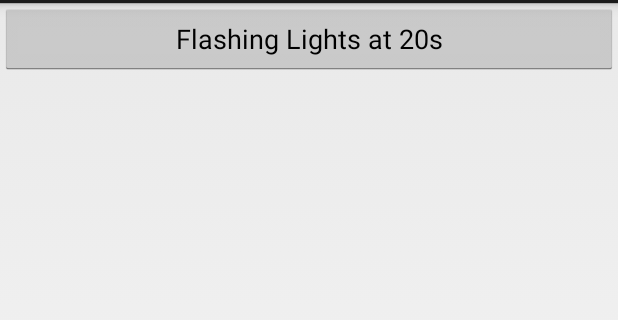
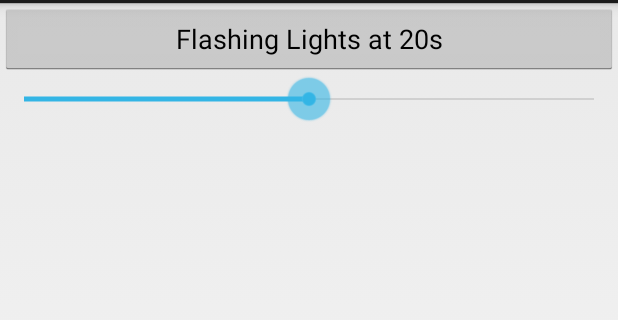
Before and after one commit to liangshuju/app_00002_lights_demo, an Android app: the screen it shows after launch (MainAppLightsActivity), on a phone screen of 412 x 824 dp, the part 69-389 px from its top. Run offline under Robolectric (Android 15) with nearby library versions, the phone set to English and light mode, and no system bars.

```diff
--- a/app_00002_lights_demo/app/build.gradle
+++ b/app_00002_lights_demo/app/build.gradle
@@ -24,4 +24,5 @@ dependencies {
     testImplementation 'junit:junit:4.12'
     androidTestImplementation 'com.android.support.test:runner:1.0.2'
     androidTestImplementation 'com.android.support.test.espresso:espresso-core:3.0.2'
+    implementation 'com.android.support:recyclerview-v7:27.1.1'
 }
--- a/app_00002_lights_demo/app/src/main/AndroidManifest.xml
+++ b/app_00002_lights_demo/app/src/main/AndroidManifest.xml
@@ -1,5 +1,6 @@
 <?xml version="1.0" encoding="utf-8"?>
 <manifest xmlns:android="http://schemas.android.com/apk/res/android"
+    xmlns:tools="http://schemas.android.com/tools"
     package="angfly.anos.ask.app.lights.app_00002_lightsdemo">
 
     <application
@@ -18,4 +19,6 @@
         </activity>
     </application>
 
+    <uses-permission android:name="android.permission.WRITE_SETTINGS"/>
+
 </manifest>
--- a/app_00002_lights_demo/app/src/main/java/angfly/anos/ask/app/lights/app_00002_lightsdemo/MainAppLightsActivity.java
+++ b/app_00002_lights_demo/app/src/main/java/angfly/anos/ask/app/lights/app_00002_lightsdemo/MainAppLightsActivity.java
@@ -5,8 +5,12 @@ import android.app.Notification;
 import android.app.NotificationManager;
 import android.os.Bundle;
 import android.os.Handler;
+import android.provider.Settings;
 import android.view.View;
 import android.widget.Button;
+import android.widget.SeekBar;
+
+import java.util.Set;
 
 public class MainAppLightsActivity extends Activity {
 
@@ -19,6 +23,8 @@ public class MainAppLightsActivity extends Activity {
     private Handler mLightHandler = new Handler();
 
     private LightRunnable mLightRunnable = new LightRunnable();
+
+    private SeekBar mLcdBackLightsSeekBar = null;
 
     class LightRunnable implements Runnable {
         @Override
@@ -52,9 +58,45 @@ public class MainAppLightsActivity extends Activity {
         setContentView(R.layout.activity_main_app_lights);
 
         mLightButton = (Button) findViewById(R.id.button_flash);
+        mLcdBackLightsSeekBar = findViewById(R.id.id_seekBar_lcd_backlights);
 
-        //mLightHandler.postDelayed(mLightRunnable, 2000);
+        touchBackLightsSeekBar();
+        setLedFlash();
+    }
 
+    private void touchBackLightsSeekBar() {
+        try {
+            // 关闭自动调整背光的功能
+            Settings.System.putInt(getContentResolver(), Settings.System.SCREEN_BRIGHTNESS_MODE,
+                Settings.System.SCREEN_BRIGHTNESS_MODE_MANUAL);
+
+            // 根据系统背光值，设置滑动块的值
+            int mBackLights = Settings.System.getInt(getContentResolver(), Settings.System.SCREEN_BRIGHTNESS);
+            mLcdBackLightsSeekBar.setProgress(mBackLights*255/100);
+        } catch (Settings.SettingNotFoundException e) {
+            e.printStackTrace();
+        }
+
+        mLcdBackLightsSeekBar.setOnSeekBarChangeListener(new SeekBar.OnSeekBarChangeListener() {
+            @Override
+            public void onProgressChanged(SeekBar seekBar, int progress, boolean fromUser) {
+                int backlights = mLcdBackLightsSeekBar.getProgress();
+                Settings.System.putInt(getContentResolver(), Settings.System.SCREEN_BRIGHTNESS, backlights*255/100);
+            }
+
+            @Override
+            public void onStartTrackingTouch(SeekBar seekBar) {
+
+            }
+
+            @Override
+            public void onStopTrackingTouch(SeekBar seekBar) {
+
+            }
+        });
+    }
+
+    private void setLedFlash() {
         mLightButton.setOnClickListener(new View.OnClickListener() {
             @Override
             public void onClick(View v) {
--- a/app_00002_lights_demo/app/src/main/res/layout/activity_main_app_lights.xml
+++ b/app_00002_lights_demo/app/src/main/res/layout/activity_main_app_lights.xml
@@ -4,7 +4,8 @@
     xmlns:tools="http://schemas.android.com/tools"
     android:layout_width="match_parent"
     android:layout_height="match_parent"
-    tools:context=".MainAppLightsActivity">
+    tools:context=".MainAppLightsActivity"
+    android:orientation="vertical">
 
     <Button
         android:id="@+id/button_flash"
@@ -12,4 +13,13 @@
         android:layout_height="wrap_content"
         android:text="Flashing Lights at 20s"/>
 
+    <SeekBar
+        android:id="@+id/id_seekBar_lcd_backlights"
+        android:layout_width="fill_parent"
+        android:layout_height="wrap_content"
+        android:contextClickable="true"
+        android:max="100"
+        android:progress="50"
+        />
+
 </LinearLayout>
```
Also changed, not shown: 2 other files.
